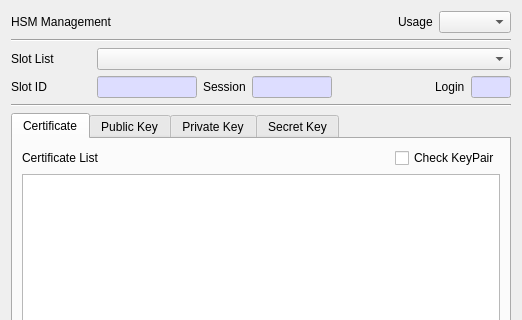
Old version of the form CryptokiMan/hsm_man_dlg.ui in the repository jykim74/CryptokiMan; both pictures show x 0 to 522 and y 0 to 320 of the 522 by 478 pixel window.
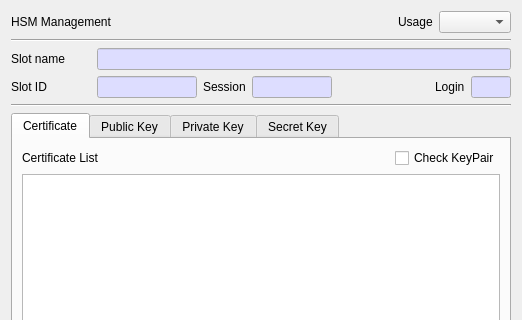
New version of the form.

Commit message: Slot List 를 모두 Slot Name 변경

The edit to the form file:
```diff
--- a/CryptokiMan/hsm_man_dlg.ui
+++ b/CryptokiMan/hsm_man_dlg.ui
@@ -72,17 +72,41 @@
         </size>
        </property>
        <property name="text">
-        <string>Slot List</string>
+        <string>Slot name</string>
        </property>
       </widget>
      </item>
      <item row="0" column="1">
-      <widget class="QComboBox" name="mSlotsCombo">
-       <property name="sizePolicy">
-        <sizepolicy hsizetype="Expanding" vsizetype="Fixed">
-         <horstretch>0</horstretch>
-         <verstretch>0</verstretch>
-        </sizepolicy>
+      <widget class="QLineEdit" name="mSlotNameText">
+       <property name="palette">
+        <palette>
+         <active>
+          <colorrole role="Base">
+           <brush brushstyle="SolidPattern">
+            <color alpha="255">
+             <red>221</red>
+             <green>221</green>
+             <blue>255</blue>
+            </color>
+           </brush>
+          </colorrole>
+         </active>
+         <inactive>
+          <colorrole role="Base">
+           <brush brushstyle="SolidPattern">
+            <color alpha="255">
+             <red>221</red>
+             <green>221</green>
+             <blue>255</blue>
+            </color>
+           </brush>
+          </colorrole>
+         </inactive>
+         <disabled/>
+        </palette>
+       </property>
+       <property name="readOnly">
+        <bool>true</bool>
        </property>
       </widget>
      </item>
```
Left out of the diff: 31 changed lines with no effect on the pictures. The commit also changes 116 other files.
